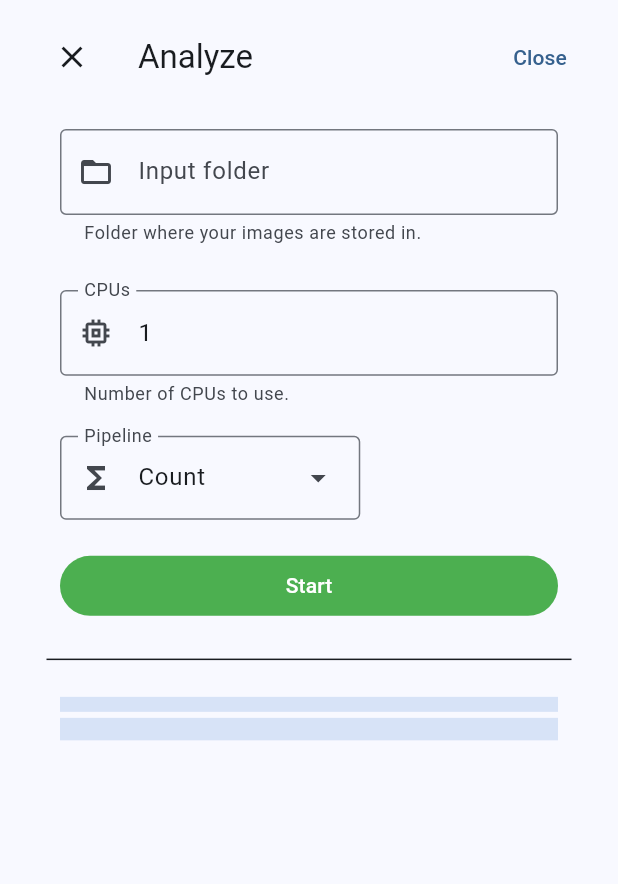
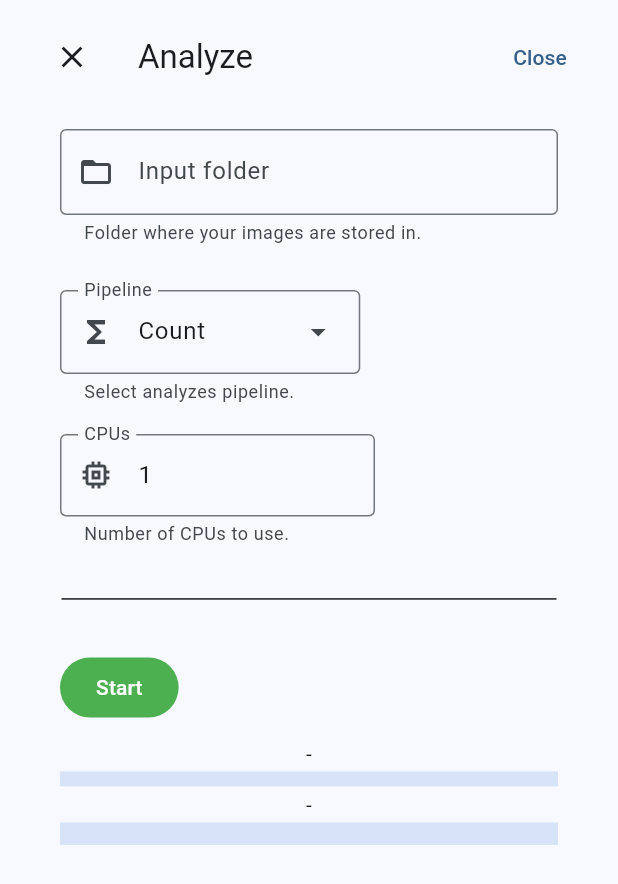
Before and after one commit to joda01/imagec_gui, a Flutter app: the DialogAnalyze screen opened directly, on a phone screen of 412 x 824 dp. Shown: the top 884 px of the screen. Run offline on Flutter 3.47's test engine with Material 2 defaults, Android fonts, the phone set to English and light mode, and no system bars; missing offline and left inert: dart:html, dart:js_util; network calls fail.

Commit message:
chore: Changed start page

```diff
--- a/lib/channel/channel_ev.dart
+++ b/lib/channel/channel_ev.dart
@@ -420,6 +420,7 @@ class _ChannelSettingEV extends State<ChannelSettingEV> {
                           ),
                         )),
 
+                    //PreviewButton(widget: widget),
                     //
                     // Divider
                     //
--- a/lib/constants.dart
+++ b/lib/constants.dart
@@ -4,13 +4,13 @@
 
 import 'package:flutter/material.dart';
 
+import 'home.dart';
+
 // NavigationRail shows if the screen width is greater or equal to
 // narrowScreenWidthThreshold; otherwise, NavigationBar is used for navigation.
 const double narrowScreenWidthThreshold = 450;
-
 const double mediumWidthBreakpoint = 1000;
 const double largeWidthBreakpoint = 1500;
-
 const double transitionLength = 500;
 
 // Whether the user has chosen a theme color via a direct [ColorSeed] selection,
@@ -46,3 +46,5 @@ enum ScreenSelected {
   const ScreenSelected(this.value);
   final int value;
 }
+
+HomeState? homeState;
--- a/lib/dialogs/dialog_analyze.dart
+++ b/lib/dialogs/dialog_analyze.dart
@@ -34,6 +34,10 @@ class _DialogAnalyze extends State<DialogAnalyze>
   double _progressAll = 0;
   double _progressImage = 0;
   AnalyzeState _state = AnalyzeState.STOPPED;
+  String activeFolder = "/";
+  final ScrollController scrollVert = ScrollController();
+  String _progressImageString = "-";
+  String _progressAllString = "-";
 
   @override
   // TODO: implement wantKeepAlive
@@ -84,6 +88,9 @@ class _DialogAnalyze extends State<DialogAnalyze>
     _timer?.cancel();
   }
 
+  ///
+  /// Update the analyze status
+  ///
   void updateStatus() {
     getAnalyzeStatus().then((value) {
       print("VAL: $value");
@@ -94,15 +101,32 @@ class _DialogAnalyze extends State<DialogAnalyze>
 
         double actImagesTotal = value["actual_image"]["total"];
         double actImagesTotalFinished = value["actual_image"]["finished"];
-        double progressAll = imagesTotalFinished / imagesTotal;
-        double progressImage = actImagesTotalFinished / actImagesTotal;
 
+        double progressAll = 0;
+        if (imagesTotal > 0) {
+          progressAll = imagesTotalFinished / imagesTotal;
+        }
+        double progressImage = 0;
+        if (actImagesTotal > 0) {
+          progressImage = actImagesTotalFinished / actImagesTotal;
+        }
         _updateProgress(progressImage, progressAll);
         _updateState(AnalyzeState.RUNNING);
+
+        setState(() {
+          _progressAllString = "Images: $imagesTotalFinished / $imagesTotal";
+          _progressImageString =
+              "Tiles: $actImagesTotalFinished / $actImagesTotal";
+        });
       }
       if (value["status"] == "FINISHED") {
         _updateProgress(0, 0);
         _updateState(AnalyzeState.STOPPED);
+
+        setState(() {
+          _progressImageString = "";
+          _progressAllString = "";
+        });
       }
     });
   }
@@ -142,8 +166,9 @@ class _DialogAnalyze extends State<DialogAnalyze>
     }
   }
 
-  final ScrollController scrollVert = ScrollController();
-
+  ///
+  ///
+  ///
   @override
   void initState() {
     startTimer();
@@ -161,7 +186,9 @@ class _DialogAnalyze extends State<DialogAnalyze>
     stopTimer();
   }
 
-  String activeFolder = "/";
+  ///
+  /// Show open folder dialog
+  ///
   void showOpenFolderDialog() {
     showDialog<void>(
       context: context,
@@ -210,6 +237,8 @@ class _DialogAnalyze extends State<DialogAnalyze>
                       Padding(
                           padding: const EdgeInsets.all(20.0),
                           child: TextField(
+                            enabled:
+                                _state == AnalyzeState.STOPPED ? true : false,
                             obscureText: false,
                             controller: inputFolder,
                             onTap: showOpenFolderDialog,
@@ -223,10 +252,40 @@ class _DialogAnalyze extends State<DialogAnalyze>
                                 helperText:
                                     'Folder where your images are stored in.'),
                           )),
-                      Padding(
-                          padding: const EdgeInsets.fromLTRB(20, 10, 20, 10),
-                          child: SizedBox(
+                      Wrap(
+                          //crossAxisAlignment: CrossAxisAlignment.stretch,
+                          //mainAxisAlignment: MainAxisAlignment.start,
+                          children: [
+                            SizedBox(
+                                //width: 350,
+                                child: Padding(
+                                    padding: const EdgeInsets.fromLTRB(
+                                        20, 10, 20, 10),
+                                    child: DropdownMenu<Pipelines>(
+                                      enabled: _state == AnalyzeState.STOPPED
+                                          ? true
+                                          : false,
+                                      //width: 330,
+                                      initialSelection: selectedPipeline,
+                                      controller: pipelinesController,
+                                      leadingIcon:
+                                          const Icon(Icons.functions_outlined),
+                                      label: const Text('Pipeline'),
+                                      helperText: "Select analyzes pipeline.",
+                                      dropdownMenuEntries: pipelinesentries,
+                                      onSelected: (value) =>
+                                          selectedPipeline = value,
+                                    ))),
+                            SizedBox(
+                              width: 250,
+                              height: 95,
+                              child: Padding(
+                                padding:
+                                    const EdgeInsets.fromLTRB(20, 10, 20, 10),
                                 child: TextField(
+                                  enabled: _state == AnalyzeState.STOPPED
+                                      ? true
+                                      : false,
                                   controller: cpus,
                                   obscureText: false,
                                   inputFormatters: [
@@ -237,24 +296,22 @@ class _DialogAnalyze extends State<DialogAnalyze>
                                   keyboardType: TextInputType.numberWithOptions(
                                       decimal: true),
                                   decoration: InputDecoration(
-                                  prefixIcon: const Icon(Icons.memory_outlined),
+                                      prefixIcon:
+                                          const Icon(Icons.memory_outlined),
                                       border: OutlineInputBorder(),
                                       labelText: 'CPUs',
                                       suffixText: '',
                                       hintText: '[0-65536]',
                                       helperText: 'Number of CPUs to use.'),
                                 ),
-                          )),
-                      Padding(
-                          padding: const EdgeInsets.fromLTRB(20, 10, 20, 10),
-                          child: DropdownMenu<Pipelines>(
-                            initialSelection: selectedPipeline,
-                            controller: pipelinesController,
-                            leadingIcon: const Icon(Icons.functions_outlined),
-                            label: const Text('Pipeline'),
-                            dropdownMenuEntries: pipelinesentries,
-                            onSelected: (value) => selectedPipeline = value,
-                          )),
+                              ),
+                            ),
+                          ]),
+                      CustomDivider(
+                        padding: 20,
+                      ),
+                      Wrap(
+                        children: [
                           Padding(
                             padding: const EdgeInsets.fromLTRB(20, 10, 20, 10),
                             child: FilledButton(
@@ -277,21 +334,24 @@ class _DialogAnalyze extends State<DialogAnalyze>
                                   backgroundColor: _getButtonColor()),
                               child: _getButtonText(),
                             ),
+                          )
+                        ],
                       ),
-                      CustomDivider(),
+                      Center(child: Text(_progressImageString)),
                       Padding(
-                          padding: const EdgeInsets.fromLTRB(20, 10, 20, 2),
+                          padding: const EdgeInsets.fromLTRB(20, 2, 20, 2),
                           child: LinearProgressIndicator(
                             minHeight: 10,
                             value: _progressImage,
-                            semanticsLabel: 'Linear progress indicator',
+                            semanticsLabel: 'progress per image',
                           )),
+                      Center(child: Text(_progressAllString)),
                       Padding(
                           padding: const EdgeInsets.fromLTRB(20, 2, 20, 10),
                           child: LinearProgressIndicator(
                             minHeight: 15,
                             value: _progressAll,
-                            semanticsLabel: 'Linear progress indicator',
+                            semanticsLabel: 'total progress',
                           )),
                     ],
                   ))),
--- a/lib/screens/screen_analyze.dart
+++ b/lib/screens/screen_analyze.dart
@@ -171,7 +171,7 @@ class _AddChannelButton extends State<AddChannelButton>
           value: entry, label: entry.label));
     }
 
-    ChannelTypeLabels? selectedChannelType = ChannelTypeLabels.ev;
+    ChannelTypeLabels? selectedChannelType = ChannelTypeLabels.nucleus;
 
     showDialog<void>(
       context: context,
@@ -179,7 +179,7 @@ class _AddChannelButton extends State<AddChannelButton>
         title: const Text('Add new Channel:'),
         content: DropdownMenu<ChannelTypeLabels>(
           width: 230,
-          initialSelection: ChannelTypeLabels.ev,
+          initialSelection: ChannelTypeLabels.nucleus,
           controller: channelTypesController,
           leadingIcon: const Icon(Icons.layers_outlined),
           label: const Text('Channel type'),
```
Also changed, not shown: lib/channel/channel_common.dart (+28 -8 lines), lib/home.dart (+17 -15 lines), lib/screens/screen_home.dart (+18 -15 lines). Lines whose indentation alone changed are shown as unchanged.
